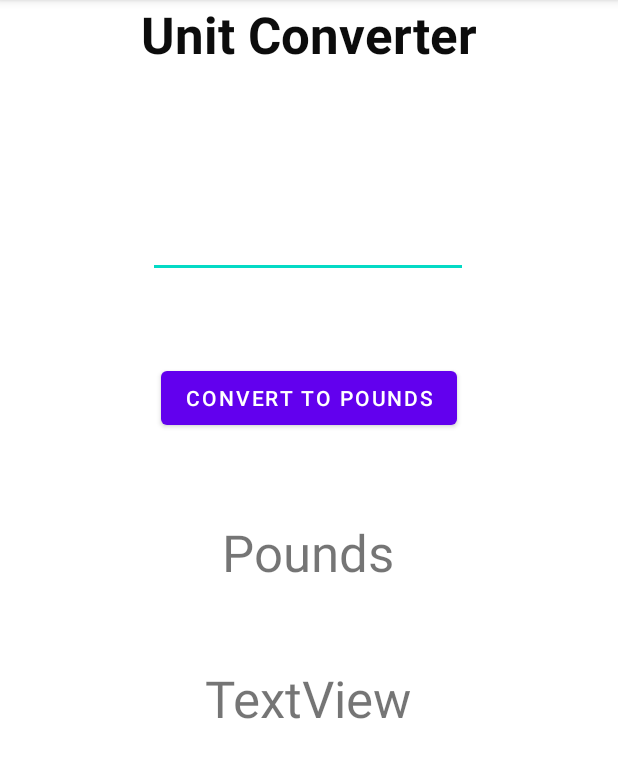
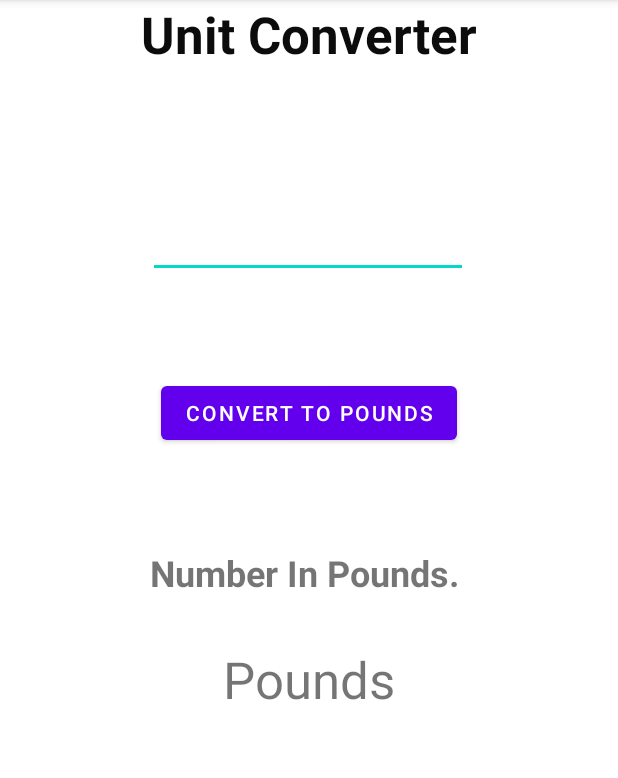
Before and after one commit to Keman2502/Android_App, an Android app: the screen it shows after launch (MainActivity), on a phone screen of 412 x 824 dp, the part 84-862 px from its top. Run offline under Robolectric (Android 15) with nearby library versions, the phone set to English and light mode, and no system bars.

Commit message:
Functionality Complete

```diff
--- a/app/src/main/java/com/example/color_game/MainActivity.java
+++ b/app/src/main/java/com/example/color_game/MainActivity.java
@@ -4,12 +4,48 @@ import androidx.appcompat.app.AppCompatActivity;
 
 import android.os.Bundle;
 import android.view.View;
+import android.widget.Button;
+import android.widget.EditText;
+import android.widget.TextView;
 
 public class MainActivity extends AppCompatActivity {
+
+    EditText editText;
+    TextView textView,textView2,textView4,valueinPounds;
+    Button button;
+
 
     @Override
     protected void onCreate(Bundle savedInstanceState) {
         super.onCreate(savedInstanceState);
         setContentView(R.layout.activity_main);
+
+        textView = findViewById(R.id.textView);
+        textView2 = findViewById(R.id.textView2);
+        textView4= findViewById(R.id.textView4);
+        valueinPounds = findViewById(R.id.valueOfPounds);
+
+        editText = findViewById(R.id.editText);
+
+        button = findViewById(R.id.button);
+
+        button.setOnClickListener(new View.OnClickListener(){
+            @Override
+            public void onClick(View v){
+                ConvertFromKiloToFound();
+            }
+        });
+    }
+
+    private void ConvertFromKiloToFound(){
+
+        String valueEnteredinKILO = editText.getText().toString();
+
+        double Kilo = Double.parseDouble(valueEnteredinKILO);
+
+        double pounds = Kilo * 2.205;
+
+        valueinPounds.setText(""+ pounds);
+
     }
 }
--- a/app/src/main/res/layout/activity_main.xml
+++ b/app/src/main/res/layout/activity_main.xml
@@ -24,6 +24,7 @@
         android:layout_height="wrap_content"
         android:layout_marginTop="92dp"
         android:ems="10"
+        android:importantForAutofill="no"
         android:inputType="number"
         android:minHeight="48dp"
         app:layout_constraintEnd_toEndOf="parent"
@@ -31,8 +32,7 @@
         app:layout_constraintStart_toStartOf="parent"
         app:layout_constraintTop_toBottomOf="@+id/textView"
         tools:ignore="SpeakableTextPresentCheck,SpeakableTextPresentCheck"
-        tools:visibility="visible"
-        android:importantForAutofill="no" />
+        tools:visibility="visible" />
 
     <TextView
         android:id="@+id/textView2"
@@ -51,11 +51,12 @@
         android:id="@+id/textView4"
         android:layout_width="wrap_content"
         android:layout_height="wrap_content"
-        android:layout_marginTop="160dp"
-        android:text="Pounds"
-        android:textSize="34sp"
+        android:layout_marginTop="180dp"
+        android:text="Number In Pounds."
+        android:textSize="24sp"
+        android:textStyle="bold"
         app:layout_constraintEnd_toEndOf="parent"
-        app:layout_constraintHorizontal_bias="0.498"
+        app:layout_constraintHorizontal_bias="0.487"
         app:layout_constraintStart_toStartOf="parent"
         app:layout_constraintTop_toBottomOf="@+id/editText" />
 
@@ -63,11 +64,10 @@
         android:id="@+id/valueOfPounds"
         android:layout_width="wrap_content"
         android:layout_height="wrap_content"
-        android:layout_marginTop="52dp"
-        android:text="TextView"
+        android:layout_marginTop="32dp"
+        android:text="Pounds"
         android:textSize="34sp"
         app:layout_constraintEnd_toEndOf="parent"
-        app:layout_constraintHorizontal_bias="0.498"
         app:layout_constraintStart_toStartOf="parent"
         app:layout_constraintTop_toBottomOf="@+id/textView4" />
 
```
